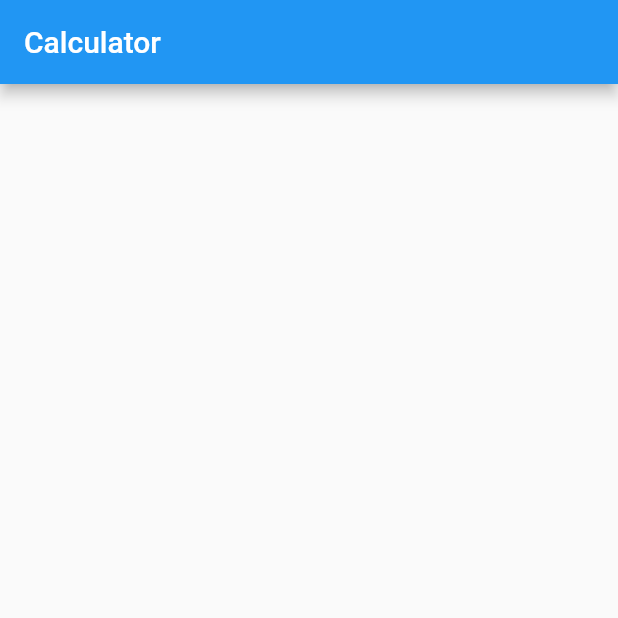
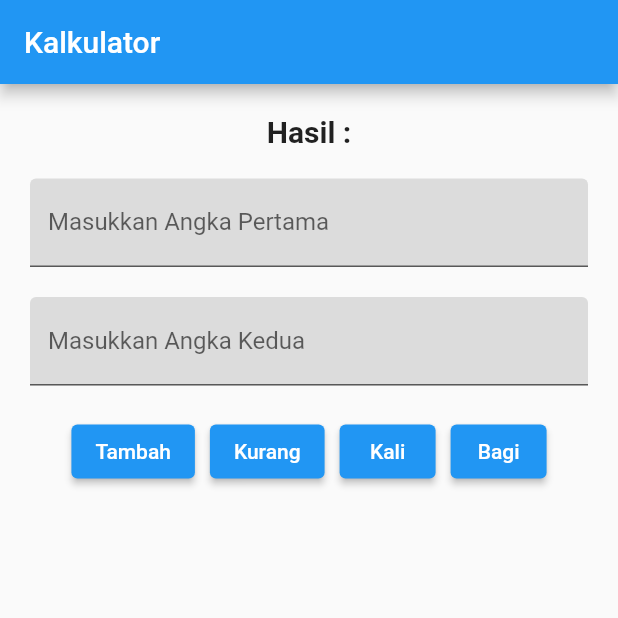
Before and after one commit to MiniMaliZ/flutter-sufyan-bagaskara-fundamental, a Flutter app: the screen it shows after launch, on a phone screen of 412 x 824 dp, the top half of it. Run offline on Flutter 3.47's test engine with Material 2 defaults, Android fonts, the phone set to English and light mode, and no system bars.

Commit message:
Commit Kedua

```diff
--- a/lib/main.dart
+++ b/lib/main.dart
@@ -12,14 +12,78 @@ class MyCalculator extends StatefulWidget {
 }
 
 class _MyAppState extends State<MyCalculator> {
+  TextEditingController Kontrol1 = TextEditingController();
+  TextEditingController Kontrol2 = TextEditingController();
+
   @override
   Widget build(BuildContext context) {
     return MaterialApp(
       home: Scaffold(
-          appBar: AppBar(
-        backgroundColor: Colors.blue,
-        title: Text('Calculator'),
-      )),
+        appBar: AppBar(
+          backgroundColor: Colors.blue,
+          title: Text('Kalkulator'),
+        ),
+        body: Column(
+          children: [
+            SizedBox(
+              height: 20,
+            ),
+            Align(
+                alignment: Alignment.center,
+                child: Text('Hasil : ',
+                    textAlign: TextAlign.center,
+                    style:
+                        TextStyle(fontSize: 20, fontWeight: FontWeight.bold))),
+            SizedBox(
+              height: 20,
+            ),
+            Padding(
+                padding: EdgeInsets.fromLTRB(20, 0, 20, 0),
+                child: TextField(
+                  controller: Kontrol1,
+                  decoration: InputDecoration(
+                      labelText: 'Masukkan Angka Pertama',
+                      filled: true,
+                      fillColor: Colors.black12),
+                )),
+            SizedBox(
+              height: 20,
+            ),
+            Padding(
+                padding: EdgeInsets.fromLTRB(20, 0, 20, 0),
+                child: TextField(
+                  controller: Kontrol2,
+                  decoration: InputDecoration(
+                      labelText: 'Masukkan Angka Kedua',
+                      filled: true,
+                      fillColor: Colors.black12),
+                )),
+            SizedBox(
+              height: 20,
+            ),
+            Align(
+                alignment: Alignment.center,
+                child: Row(
+                  mainAxisAlignment: MainAxisAlignment.center,
+                  children: [
+                    ElevatedButton(onPressed: () {}, child: Text('Tambah')),
+                    SizedBox(
+                      width: 10,
+                    ),
+                    ElevatedButton(onPressed: () {}, child: Text('Kurang')),
+                    SizedBox(
+                      width: 10,
+                    ),
+                    ElevatedButton(onPressed: () {}, child: Text('Kali')),
+                    SizedBox(
+                      width: 10,
+                    ),
+                    ElevatedButton(onPressed: () {}, child: Text('Bagi'))
+                  ],
+                ))
+          ],
+        ),
+      ),
     );
   }
 }
```
